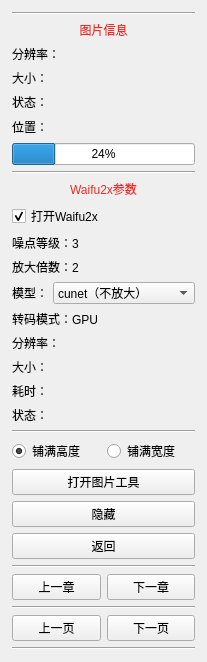
tonquer/picacg-qt, file ui/readimg.ui: the form before one commit.
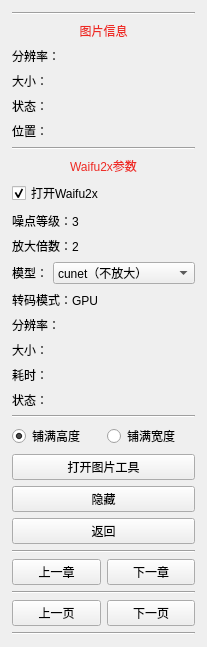
The form after the commit.

```diff
--- a/ui/readimg.ui
+++ b/ui/readimg.ui
@@ -129,13 +129,6 @@
          </property>
         </widget>
        </item>
-       <item>
-        <widget class="QProgressBar" name="progressBar">
-         <property name="value">
-          <number>24</number>
-         </property>
-        </widget>
-       </item>
        <item>
         <widget class="Line" name="line">
          <property name="orientation">
```
